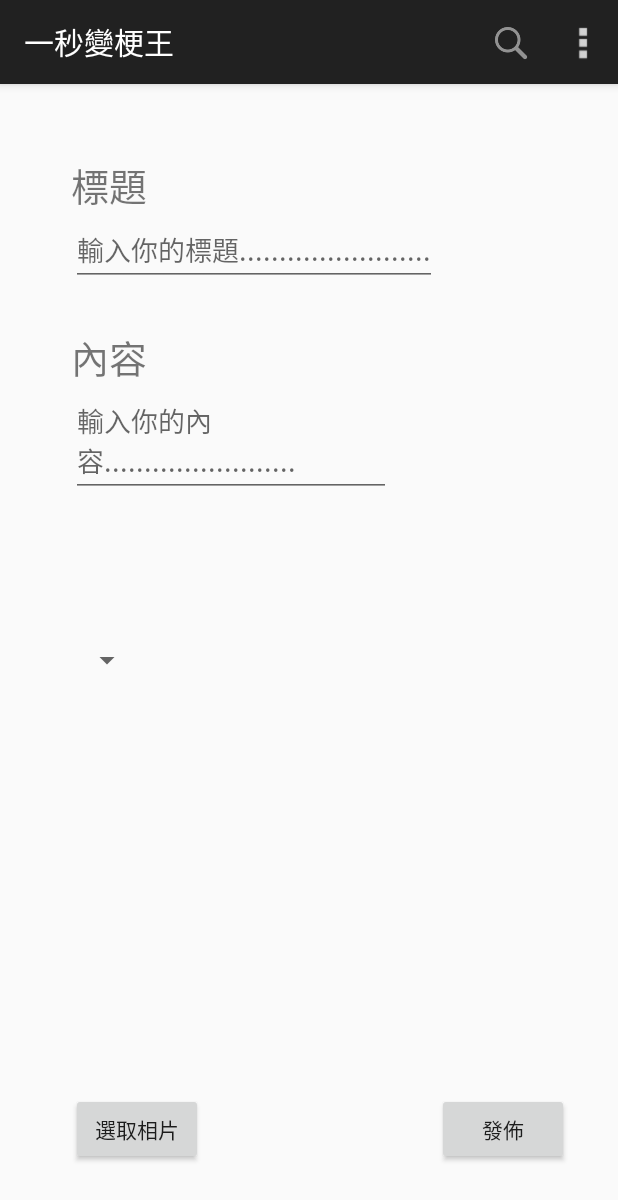
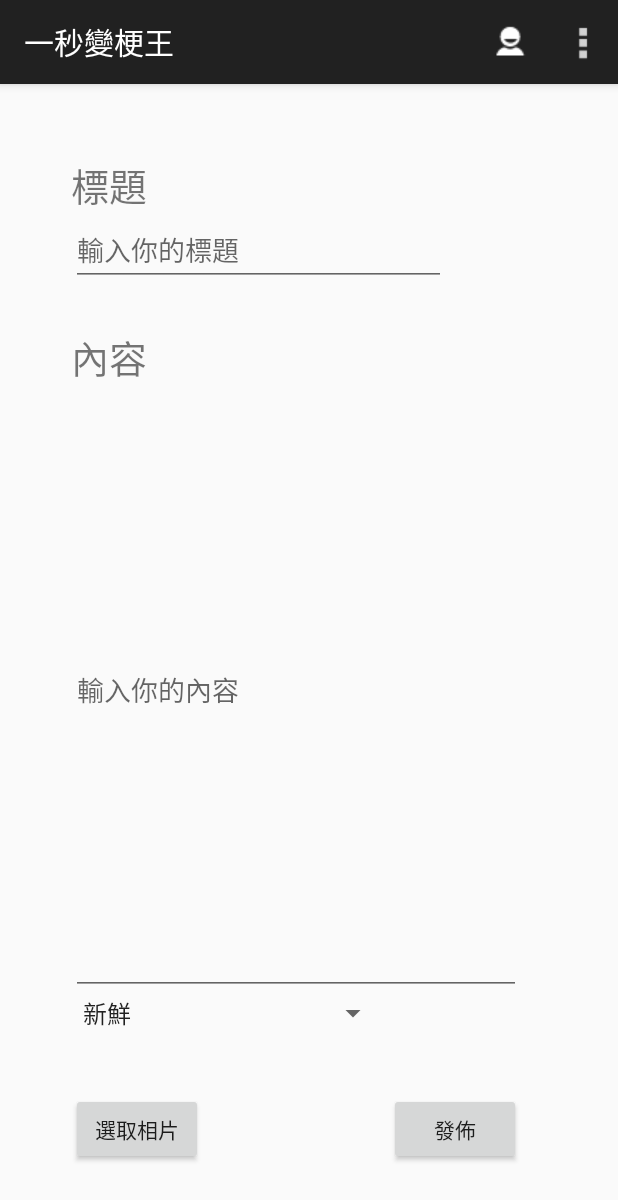
Before and after one commit to rockmandash-dump/Gengtu, an Android app: the fragment TakeFragment placed in its activity, on a phone screen of 412 x 824 dp. Shown: the top 1200 px of the screen. Run offline under Robolectric (Android 15) with nearby library versions, the phone set to English and light mode, and no system bars; 2 statements that could not run were skipped.

```diff
--- a/app/src/main/AndroidManifest.xml
+++ b/app/src/main/AndroidManifest.xml
@@ -27,6 +27,10 @@
             android:name=".Setting"
             android:label="@string/title_activity_setting" >
         </activity>
+        <activity
+            android:name=".User"
+            android:label="@string/title_activity_user" >
+        </activity>
     </application>
 
 </manifest>
--- a/app/src/main/java/com/example/user/gengtu/TakeFragment.java
+++ b/app/src/main/java/com/example/user/gengtu/TakeFragment.java
@@ -7,8 +7,11 @@ import android.util.Log;
 import android.view.LayoutInflater;
 import android.view.View;
 import android.view.ViewGroup;
+import android.widget.AdapterView;
 import android.widget.Button;
 import android.widget.EditText;
+import android.widget.Spinner;
+import android.widget.Toast;
 
 import org.apache.http.NameValuePair;
 import org.apache.http.client.ClientProtocolException;
@@ -22,40 +25,64 @@ import java.io.IOException;
 import java.util.ArrayList;
 import java.util.List;
 
-public class TakeFragment extends Fragment {
+public class TakeFragment extends Fragment{
     private EditText mEdtTitle, mEdtDescription;
     private Button mBtnSubmit;
-
+    private Spinner spClassify;
 
     public void onViewCreated (View view, Bundle savedInstanceState) {
         mEdtTitle = (EditText) view.findViewById(R.id.edtTitle);
         mEdtDescription = (EditText) view.findViewById(R.id.edtDescription);
         mBtnSubmit = (Button) view.findViewById(R.id.submit_post);
-
         mBtnSubmit.setOnClickListener(btnSubmitOnClick);
+        findViews();
     }
-
     @Override
     public void onAttach(Activity activity) {
         super.onAttach(activity);
         Log.d("=====>", "TakeFragment onAttach");
-
-
     }
-
     @Override
     public View onCreateView(LayoutInflater inflater, ViewGroup container,
                              Bundle savedInstanceState) {
         Log.d("=====>", "TakeFragment onCreateView");
         return inflater.inflate(R.layout.frg_take, container, false);
+
+
+    }
+    private void findViews(){
+        spClassify = (Spinner)getView().findViewById(R.id.spClassify);
+        spClassify.setOnItemSelectedListener(listener.get());
     }
 
+    final ThreadLocal<Spinner.OnItemSelectedListener> listener =
+            new ThreadLocal<Spinner.OnItemSelectedListener>() {
+                @Override
+                protected Spinner.OnItemSelectedListener initialValue() {
+                    return new Spinner.OnItemSelectedListener() {
+                        @Override
+                        public void onItemSelected(AdapterView parent,
+                                                   View view, int pos, long id) {
+                            Toast.makeText(parent.getContext(),
+                                    parent.getItemAtPosition(pos).toString(),
+                                    Toast.LENGTH_SHORT).show();
+                        }
+                        @Override
+                        public void onNothingSelected(AdapterView<?> parent) {
+                            Toast.makeText(parent.getContext(),
+                                    "Nothing Selected!",
+                                    Toast.LENGTH_SHORT).show();
+                        }
+
+
+                    };
+                }
+            };
     @Override
     public void onActivityCreated(Bundle savedInstanceState) {
         super.onActivityCreated(savedInstanceState);
         Log.d("=====>", "TakeFragment onActivityCreated");
     }
-
     private View.OnClickListener btnSubmitOnClick = new View.OnClickListener() {
         @Override
         public void onClick(View v) {
@@ -93,7 +120,4 @@ public class TakeFragment extends Fragment {
             }
         }
     };
-
-
-
 }
--- a/app/src/main/res/layout/frg_take.xml
+++ b/app/src/main/res/layout/frg_take.xml
@@ -17,10 +17,10 @@
         android:layout_alignParentStart="true" />
 
     <EditText
-        android:layout_width="wrap_content"
+        android:layout_width="250dp"
         android:layout_height="wrap_content"
         android:id="@+id/edtTitle"
-        android:hint="輸入你的標題........................"
+        android:hint="輸入你的標題"
         android:layout_below="@+id/textView2"
         android:layout_alignLeft="@+id/textView2"
         android:layout_alignStart="@+id/textView2" />
@@ -37,7 +37,7 @@
         android:layout_alignStart="@+id/edtTitle" />
 
     <EditText
-        android:layout_width="wrap_content"
+        android:layout_width="300dp"
         android:layout_height="wrap_content"
         android:inputType="textMultiLine"
         android:ems="10"
@@ -45,7 +45,10 @@
         android:layout_below="@+id/textView3"
         android:layout_alignLeft="@+id/textView3"
         android:layout_alignStart="@+id/textView3"
-        android:hint="輸入你的內容........................" />
+        android:hint="輸入你的內容"
+        android:layout_above="@+id/spClassify" />
+
+
 
     <Button
         android:layout_width="wrap_content"
@@ -62,15 +65,21 @@
         android:layout_height="wrap_content"
         android:text="發佈"
         android:id="@+id/submit_post"
-        android:layout_alignTop="@+id/button"
-        android:layout_toRightOf="@+id/edtTitle"
-        android:layout_toEndOf="@+id/edtTitle" />
+        android:layout_below="@+id/spClassify"
+        android:layout_alignRight="@+id/edtDescription"
+        android:layout_alignEnd="@+id/edtDescription" />
+
+
 
     <Spinner
+        android:id="@+id/spClassify"
         android:layout_width="wrap_content"
         android:layout_height="wrap_content"
-        android:id="@+id/spinner"
-        android:layout_centerVertical="true"
+        android:entries="@array/classify_array"
+        android:layout_marginBottom="41dp"
+        android:layout_above="@+id/button"
         android:layout_alignLeft="@+id/edtDescription"
-        android:layout_alignStart="@+id/edtDescription" />
+        android:layout_alignStart="@+id/edtDescription"
+        android:layout_toLeftOf="@+id/submit_post"
+        android:layout_toStartOf="@+id/submit_post" />
 </RelativeLayout>
--- a/app/src/main/res/menu/main.xml
+++ b/app/src/main/res/menu/main.xml
@@ -17,9 +17,9 @@
     </item>
 
 
-    <item android:id="@+id/action_searchs"
-        android:title="@string/action_searchs"
-        android:icon="@drawable/search_icon"
+    <item android:id="@+id/action_user"
+        android:title="@string/action_user"
+        android:icon="@drawable/ic_action_user"
         android:orderInCategory="1"
         app:showAsAction="ifRoom" />
 
--- /dev/null
+++ b/app/src/main/res/menu/menu_xxxxx.xml
@@ -0,0 +1,6 @@
+<menu xmlns:android="http://schemas.android.com/apk/res/android"
+    xmlns:app="http://schemas.android.com/apk/res-auto"
+    xmlns:tools="http://schemas.android.com/tools" tools:context="com.example.user.gengtu.xxxxx">
+    <item android:id="@+id/action_settings" android:title="@string/action_settings"
+        android:orderInCategory="100" app:showAsAction="never" />
+</menu>
--- a/app/src/main/res/values/strings.xml
+++ b/app/src/main/res/values/strings.xml
@@ -7,12 +7,23 @@
     <string name="take">拍梗</string>
     <string name="action_settings">Settings</string>
     <string name="action_overflow">Overflow</string>
-    <string name="action_searchs">Searchs</string>
+    <string name="action_user">User</string>
     <string name="title_activity_main">一秒變梗王</string>
     <string name="title_activity_HotFragment">Hot</string>
     <string name="title_activity_NewlyFragment">Newly</string>
     <string name="title_activity_ClassifyFragment">Classify</string>
     <string name="title_activity_TakeFragment">Take</string>
-    <string name="title_activity_setting">Setting</string>
+    <string name="title_activity_setting">設定</string>
+    <string name="title_activity_user">會員</string>
     <string name="string_setting">更改設定!</string>
+    <string name="string_user">會員!</string>
+    <string-array name="classify_array">
+        <item>新鮮</item>
+        <item>諷刺</item>
+        <item>WTF</item>
+        <item>角色扮演</item>
+        <item>食物</item>
+        <item>GIF</item>
+    </string-array>
+
 </resources>
```
Also changed, not shown: app/src/main/java/com/example/user/gengtu/Main.java (+8 -1 lines), app/src/main/java/com/example/user/gengtu/User.java (added, +32 -0 lines), app/src/main/res/layout/activity_user.xml (added, +19 -0 lines), app/src/main/res/drawable/ic_action_user.png (added), app/src/main/res/drawable/search_icon.png (deleted).
